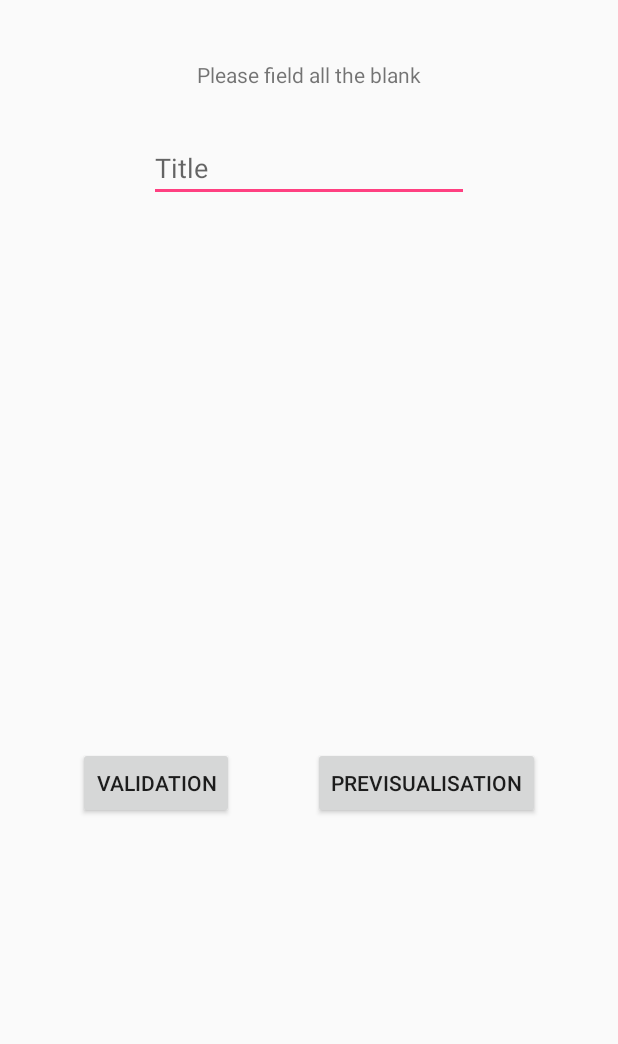
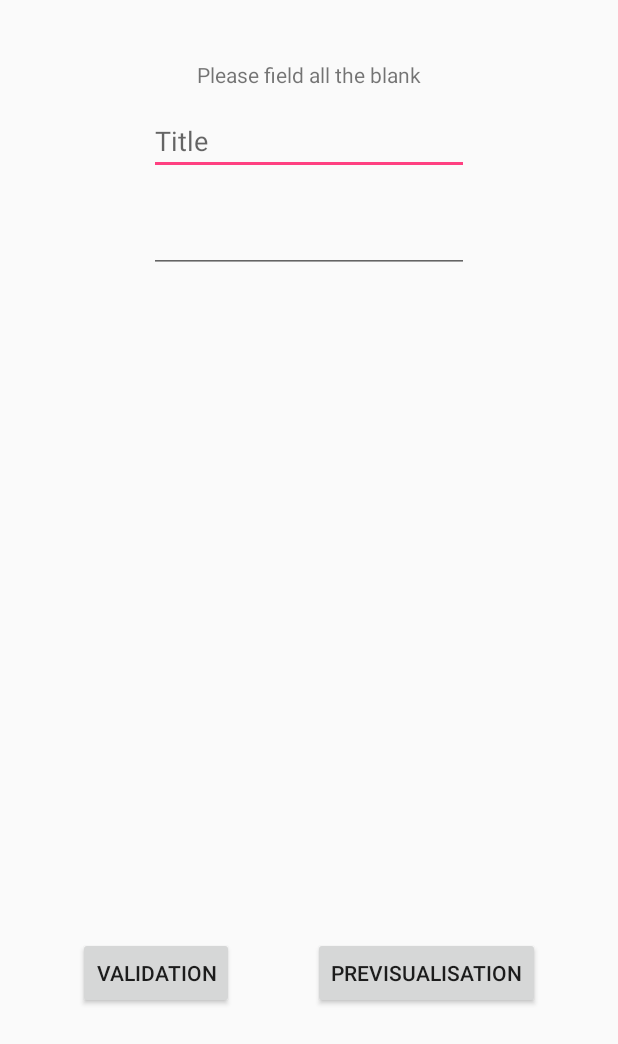
Before and after one commit to maleclercq/LSINF1225-2018-Groupe1-MiniPoll, an Android app: the NewSondageActivity screen opened directly, with no data from a screen before it, on a phone screen of 412 x 824 dp. Shown: the top 1044 px of the screen. Run offline under Robolectric (Android 15) with nearby library versions, the phone set to English and light mode, and no system bars; network calls fail; 2 statements that could not run were skipped.

Commit message:
Création des sondages entierement fini

```diff
--- a/app/src/main/java/com/example/matthieu/minipoll/NewSondageActivity.java
+++ b/app/src/main/java/com/example/matthieu/minipoll/NewSondageActivity.java
@@ -175,6 +175,14 @@ public class NewSondageActivity extends Activity {
             tabSTM.add(str);
         }
 
+        String str=("insert into SONDAGE_TYPE values('"
+                + titre + "','"
+                + date + "','"
+                + u.pseudo + "',"
+                + nbrChoix + ","
+                + nbrProp + ");");
+        tabSTM.add(str);
+
         Intent i=new Intent(this,ListeAmisPourPollActivity.class);
         i.putExtra("utilisateur",u);
         i.putExtra("sql", tabSTM);
--- a/app/src/main/res/layout/activity_new_sondage.xml
+++ b/app/src/main/res/layout/activity_new_sondage.xml
@@ -8,13 +8,14 @@
 
     <LinearLayout xmlns:android="http://schemas.android.com/apk/res/android"
         android:id="@+id/linearLayout2"
-        android:layout_width="313dp"
-        android:layout_height="239dp"
-        android:layout_marginEnd="50dp"
-        android:layout_marginStart="50dp"
-        android:layout_marginTop="24dp"
+        android:layout_width="360dp"
+        android:layout_height="291dp"
+        android:layout_marginTop="20dp"
         android:orientation="vertical"
         app:layout_constraintEnd_toEndOf="parent"
+        app:layout_constraintHorizontal_bias="0.49"
+        app:layout_constraintLeft_toLeftOf="parent"
+        app:layout_constraintRight_toRightOf="parent"
         app:layout_constraintStart_toStartOf="parent"
         app:layout_constraintTop_toBottomOf="@+id/Question">
 
@@ -40,10 +41,10 @@
         app:layout_constraintTop_toTopOf="parent" />
 
     <EditText
-        android:id="@+id/editText"
+        android:id="@+id/Titre"
         android:layout_width="wrap_content"
         android:layout_height="wrap_content"
-        android:layout_marginTop="30dp"
+        android:layout_marginTop="12dp"
         android:ems="10"
         android:hint="@string/Titre"
         android:inputType="textPersonName"
@@ -79,4 +80,15 @@
         app:layout_constraintStart_toStartOf="parent"
         app:layout_constraintTop_toBottomOf="@+id/linearLayout2" />
 
+    <EditText
+        android:id="@+id/Question"
+        android:layout_width="wrap_content"
+        android:layout_height="wrap_content"
+        android:layout_marginTop="20dp"
+        android:ems="10"
+        android:inputType="textPersonName"
+        app:layout_constraintLeft_toLeftOf="parent"
+        app:layout_constraintRight_toRightOf="parent"
+        app:layout_constraintTop_toBottomOf="@+id/Titre" />
+
 </android.support.constraint.ConstraintLayout>
```
Also changed, not shown: app/src/main/java/com/example/matthieu/minipoll/ListeAmisPourPollActivity.java (+6 -6 lines).
